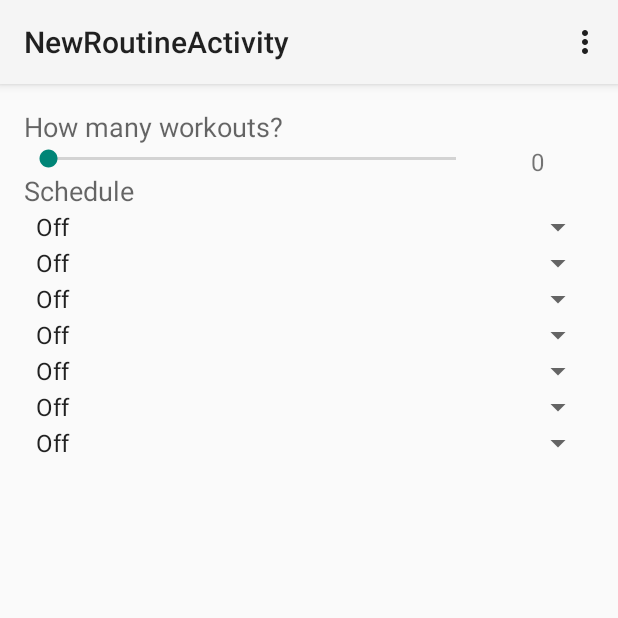
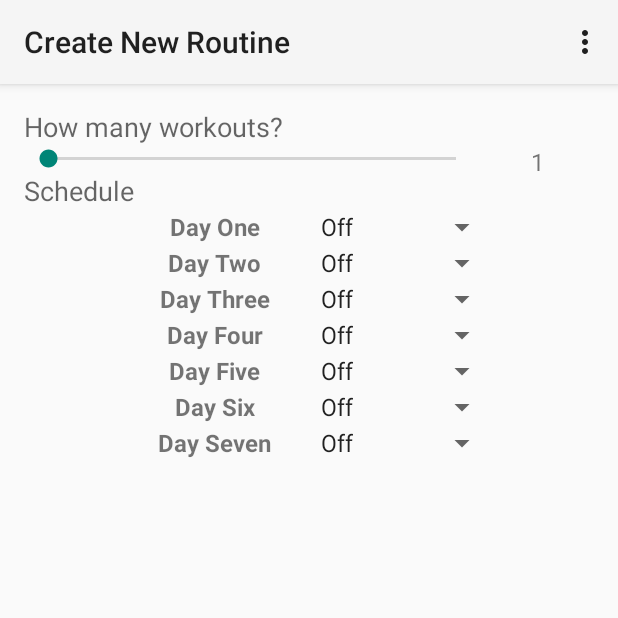
Before and after one commit to meddy/maxreps, an Android app: the screen it shows after launch (NewRoutineActivity), on a phone screen of 412 x 824 dp, the top half of it. Run offline under Robolectric (Android 15) with nearby library versions, the phone set to English and light mode, and no system bars.

Commit message:
Reorganization and display improvements

```diff
--- a/app/src/main/AndroidManifest.xml
+++ b/app/src/main/AndroidManifest.xml
@@ -8,7 +8,7 @@
         android:theme="@style/AppTheme" >
         <activity
             android:name="net.maxeddy.maxreps.NewRoutineActivity"
-            android:label="@string/title_activity_new_routine" >
+            android:label="@string/new_routine_title" >
             <intent-filter>
                 <action android:name="android.intent.action.MAIN" />
                 <category android:name="android.intent.category.LAUNCHER" />
--- a/app/src/main/java/net/maxeddy/maxreps/NewRoutineActivity.java
+++ b/app/src/main/java/net/maxeddy/maxreps/NewRoutineActivity.java
@@ -16,7 +16,7 @@ public class NewRoutineActivity extends Activity {
 
     private SeekBar numWorkoutsSlider;
     private TextView numWorkoutsText;
-    private int numWorkouts;
+    private int numWorkouts = 1;
     private String[] workoutLabels = {"A", "B", "C", "D", "E", "F", "G"};
     private Spinner[] days = new Spinner[7];
 
@@ -26,7 +26,7 @@ public class NewRoutineActivity extends Activity {
         setContentView(R.layout.activity_new_routine);
         initializeViews();
         setupNumWorkoutsSlider();
-        setupWorkoutSchedule();
+        updateWorkoutScheduleValues();
     }
 
     private void initializeViews() {
@@ -46,9 +46,9 @@ public class NewRoutineActivity extends Activity {
 
             @Override
             public void onProgressChanged(SeekBar seekBar, int progress, boolean fromUser) {
-                numWorkoutsText.setText(Integer.toString(progress));
-                numWorkouts = progress;
-                setupWorkoutSchedule();
+                numWorkoutsText.setText(Integer.toString(progress + 1));
+                numWorkouts = progress + 1;
+                updateWorkoutScheduleValues();
             }
 
             @Override
@@ -63,12 +63,13 @@ public class NewRoutineActivity extends Activity {
         });
     }
 
-    private void setupWorkoutSchedule() {
+    private void updateWorkoutScheduleValues() {
         List<String> list = new ArrayList<String>();
         list.add("Off");
-        for (int i = 0; i < numWorkouts; i++) {
+        for (int i = 0; i < numWorkouts && i < workoutLabels.length; i++) {
             list.add(workoutLabels[i]);
         }
+
         ArrayAdapter<String> dataAdapter = new ArrayAdapter<String>(
             this,
             android.R.layout.simple_spinner_item,
@@ -76,8 +77,8 @@ public class NewRoutineActivity extends Activity {
         );
         dataAdapter.setDropDownViewResource(android.R.layout.simple_spinner_dropdown_item);
 
-        for (int i = 0; i < days.length; i++) {
-            days[i].setAdapter(dataAdapter);
+        for (Spinner day: days) {
+            day.setAdapter(dataAdapter);
         }
     }
 
--- a/app/src/main/res/layout/activity_new_routine.xml
+++ b/app/src/main/res/layout/activity_new_routine.xml
@@ -12,7 +12,7 @@
         android:layout_width="wrap_content"
         android:layout_height="wrap_content"
         android:textAppearance="?android:attr/textAppearanceMedium"
-        android:text="@string/num_workouts_label_new_routine"
+        android:text="@string/new_routine_num_workouts_label"
         android:id="@+id/textView" />
 
     <LinearLayout
@@ -25,14 +25,14 @@
             android:layout_weight="0.8"
             android:layout_height="wrap_content"
             android:id="@+id/numWorkoutsSlider"
-            android:max="7"/>
+            android:max="6"/>
 
         <TextView
             android:layout_width="0dp"
             android:layout_height="match_parent"
             android:gravity="center"
             android:layout_weight="0.2"
-            android:text="@string/initial_num_workouts_new_routine"
+            android:text="@string/new_routine_num_workouts_text"
             android:textSize="16sp"
             android:id="@+id/numWorkoutsText" />
 
@@ -42,42 +42,175 @@
         android:layout_width="wrap_content"
         android:layout_height="wrap_content"
         android:textAppearance="?android:attr/textAppearanceMedium"
-        android:text="@string/workouts_order_label_new_routine" />
+        android:text="@string/new_routine_schedule_label" />
+
+    <LinearLayout
+        android:layout_width="match_parent"
+        android:layout_height="wrap_content"
+        android:orientation="horizontal"
+        android:paddingLeft="64dp"
+        android:paddingRight="64dp">
+
+        <TextView
+            android:layout_width="0dp"
+            android:layout_height="match_parent"
+            android:gravity="center"
+            android:layout_weight="0.5"
+            android:text="@string/new_routine_day_one_label"
+            android:textSize="16sp"
+            android:textStyle="bold"/>
 
         <Spinner
+            android:layout_width="0dp"
+            android:layout_height="fill_parent"
+            android:layout_weight="0.5"
+            android:id="@+id/dayOne" />
+
+    </LinearLayout>
+
+    <LinearLayout
         android:layout_width="match_parent"
         android:layout_height="wrap_content"
-        android:id="@+id/dayOne" />
+        android:orientation="horizontal"
+        android:paddingLeft="64dp"
+        android:paddingRight="64dp">
+
+        <TextView
+            android:layout_width="0dp"
+            android:layout_height="match_parent"
+            android:gravity="center"
+            android:layout_weight="0.5"
+            android:text="@string/new_routine_day_two_label"
+            android:textSize="16sp"
+            android:textStyle="bold" />
 
         <Spinner
+            android:layout_width="0dp"
+            android:layout_height="wrap_content"
+            android:layout_weight="0.5"
+            android:id="@+id/dayTwo" />
+
+    </LinearLayout>
+
+    <LinearLayout
         android:layout_width="match_parent"
         android:layout_height="wrap_content"
-        android:id="@+id/dayTwo" />
+        android:orientation="horizontal"
+        android:paddingLeft="64dp"
+        android:paddingRight="64dp">
+
+        <TextView
+            android:layout_width="0dp"
+            android:layout_height="match_parent"
+            android:gravity="center"
+            android:layout_weight="0.5"
+            android:text="@string/new_routine_day_three_label"
+            android:textSize="16sp"
+            android:textStyle="bold" />
 
         <Spinner
+            android:layout_width="0dp"
+            android:layout_height="wrap_content"
+            android:layout_weight="0.5"
+            android:id="@+id/dayThree" />
+
+    </LinearLayout>
+
+
+    <LinearLayout
         android:layout_width="match_parent"
         android:layout_height="wrap_content"
-        android:id="@+id/dayThree" />
+        android:orientation="horizontal"
+        android:paddingLeft="64dp"
+        android:paddingRight="64dp">
+
+        <TextView
+            android:layout_width="0dp"
+            android:layout_height="match_parent"
+            android:gravity="center"
+            android:layout_weight="0.5"
+            android:text="@string/new_routine_day_four_label"
+            android:textSize="16sp"
+            android:textStyle="bold" />
 
         <Spinner
+            android:layout_width="0dp"
+            android:layout_height="wrap_content"
+            android:layout_weight="0.5"
+            android:id="@+id/dayFour" />
+
+    </LinearLayout>
+
+    <LinearLayout
         android:layout_width="match_parent"
         android:layout_height="wrap_content"
-        android:id="@+id/dayFour" />
+        android:orientation="horizontal"
+        android:paddingLeft="64dp"
+        android:paddingRight="64dp">
+
+        <TextView
+            android:layout_width="0dp"
+            android:layout_height="match_parent"
+            android:gravity="center"
+            android:layout_weight="0.5"
+            android:text="@string/new_routine_day_five_label"
+            android:textSize="16sp"
+            android:textStyle="bold" />
 
         <Spinner
+            android:layout_width="0dp"
+            android:layout_height="wrap_content"
+            android:layout_weight="0.5"
+            android:id="@+id/dayFive" />
+
+    </LinearLayout>
+
+    <LinearLayout
         android:layout_width="match_parent"
         android:layout_height="wrap_content"
-        android:id="@+id/dayFive" />
+        android:orientation="horizontal"
+        android:paddingLeft="64dp"
+        android:paddingRight="64dp">
+
+        <TextView
+            android:layout_width="0dp"
+            android:layout_height="match_parent"
+            android:gravity="center"
+            android:layout_weight="0.5"
+            android:text="@string/new_routine_day_six_label"
+            android:textSize="16sp"
+            android:textStyle="bold" />
 
         <Spinner
+            android:layout_width="0dp"
+            android:layout_height="wrap_content"
+            android:layout_weight="0.5"
+            android:id="@+id/daySix" />
+
+    </LinearLayout>
+
+    <LinearLayout
         android:layout_width="match_parent"
         android:layout_height="wrap_content"
-        android:id="@+id/daySix" />
+        android:orientation="horizontal"
+        android:paddingLeft="64dp"
+        android:paddingRight="64dp">
+
+        <TextView
+            android:layout_width="0dp"
+            android:layout_height="match_parent"
+            android:gravity="center"
+            android:layout_weight="0.5"
+            android:text="@string/new_routine_day_seven_label"
+            android:textSize="16sp"
+            android:textStyle="bold" />
 
         <Spinner
-        android:layout_width="match_parent"
+            android:layout_width="0dp"
             android:layout_height="wrap_content"
+            android:layout_weight="0.5"
             android:id="@+id/daySeven" />
 
+    </LinearLayout>
 
 </LinearLayout>
--- a/app/src/main/res/values/strings.xml
+++ b/app/src/main/res/values/strings.xml
@@ -2,10 +2,19 @@
 <resources>
 
     <string name="app_name">MaxReps</string>
-    <string name="title_activity_new_routine">NewRoutineActivity</string>
-    <string name="initial_num_workouts_new_routine">0</string>
-    <string name="num_workouts_label_new_routine">How many workouts?</string>
-    <string name="workouts_order_label_new_routine">Schedule</string>
+
+    <!-- NewRoutineActivity -->
+    <string name="new_routine_title">Create New Routine</string>
+    <string name="new_routine_num_workouts_text">1</string>
+    <string name="new_routine_num_workouts_label">How many workouts?</string>
+    <string name="new_routine_schedule_label">Schedule</string>
+    <string name="new_routine_day_one_label">Day One</string>
+    <string name="new_routine_day_two_label">Day Two</string>
+    <string name="new_routine_day_three_label">Day Three</string>
+    <string name="new_routine_day_four_label">Day Four</string>
+    <string name="new_routine_day_five_label">Day Five</string>
+    <string name="new_routine_day_six_label">Day Six</string>
+    <string name="new_routine_day_seven_label">Day Seven</string>
     <string name="action_settings">Settings</string>
 
 </resources>
```
Lines whose indentation alone changed are shown as unchanged.
